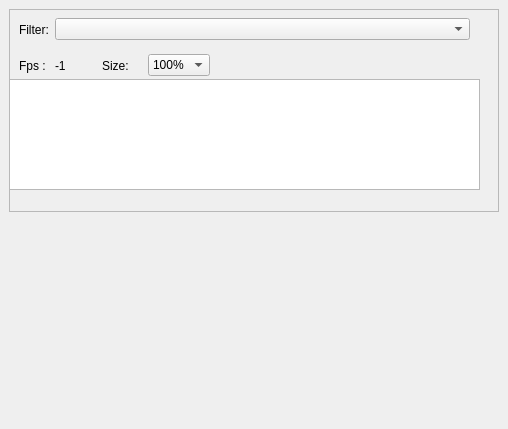
Above: CapraVision/client/qt/uifiles/WinViewer.ui from Octets/SeaGoatVision before the change. Below: the same form after it.
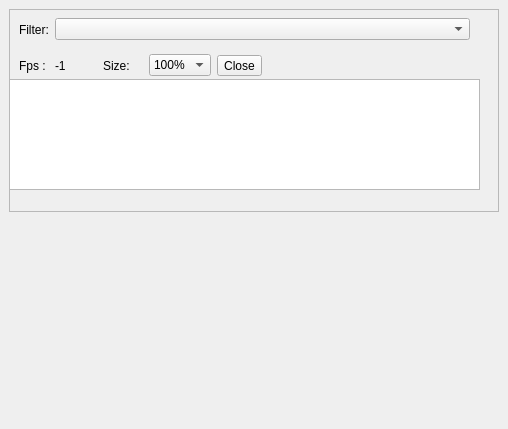
That is the form after the change.

Commit message: QT can close viewer. Only one viewer at time.

Patch:
```diff
--- a/CapraVision/client/qt/uifiles/WinViewer.ui
+++ b/CapraVision/client/qt/uifiles/WinViewer.ui
@@ -22,6 +22,9 @@
     <height>429</height>
    </size>
   </property>
+  <property name="features">
+   <set>QDockWidget::DockWidgetFloatable|QDockWidget::DockWidgetMovable</set>
+  </property>
   <property name="windowTitle">
    <string>WinViewer</string>
   </property>
@@ -96,7 +99,7 @@
         <rect>
          <x>0</x>
          <y>40</y>
-         <width>201</width>
+         <width>253</width>
          <height>33</height>
         </rect>
        </property>
@@ -200,6 +203,13 @@
           </item>
          </widget>
         </item>
+        <item>
+         <widget class="QToolButton" name="closeButton">
+          <property name="text">
+           <string>Close</string>
+          </property>
+         </widget>
+        </item>
        </layout>
       </widget>
       <widget class="QPlainTextEdit" name="txtLog">
```
The commit also changes 4 other files.
